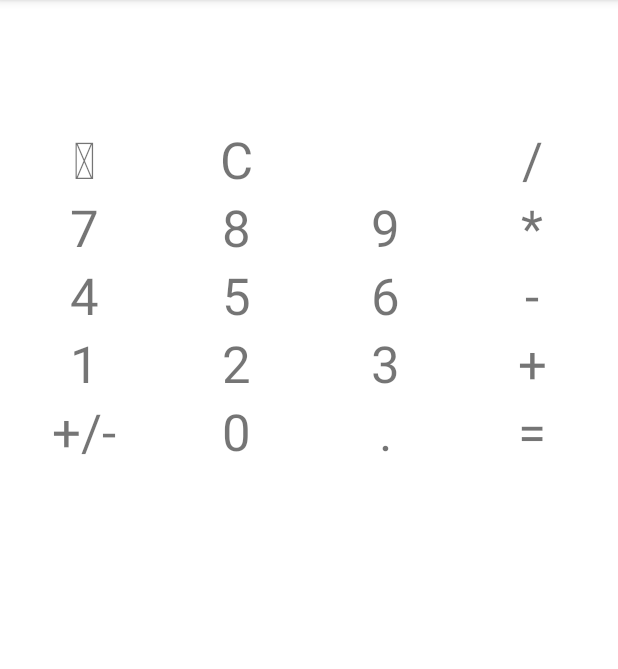
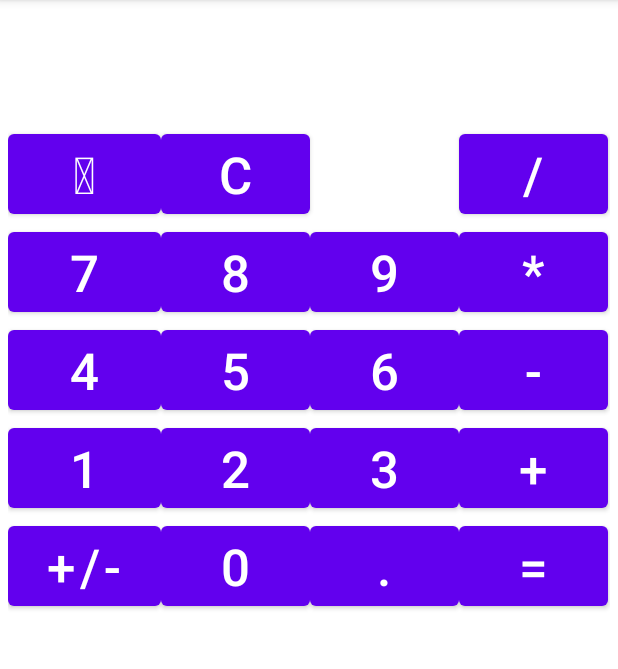
Before and after one commit to mmoulton-nscc/MobiDev, an Android app: the screen it shows after launch (MainActivity), on a phone screen of 412 x 824 dp, the part 84-753 px from its top. Run offline under Robolectric (Android 15) with nearby library versions, the phone set to English and light mode, and no system bars.

Commit message:
buttons duh

```diff
--- a/app/src/main/res/layout/activity_main.xml
+++ b/app/src/main/res/layout/activity_main.xml
@@ -52,16 +52,16 @@
             android:layout_width="match_parent"
             android:layout_height="match_parent">
 
-            <TextView
-                android:id="@+id/textBackspace"
+            <Button
+                android:id="@+id/btnBackspace"
                 android:layout_width="102dp"
                 android:layout_height="wrap_content"
                 android:gravity="center"
                 android:text="@string/txtBackspace"
                 android:textSize="34sp" />
 
-            <TextView
-                android:id="@+id/textClear"
+            <Button
+                android:id="@+id/btnClear"
                 android:layout_width="wrap_content"
                 android:layout_height="wrap_content"
                 android:gravity="center"
@@ -74,10 +74,11 @@
                 android:layout_height="wrap_content"
                 android:gravity="center"
                 android:text=" "
-                android:textSize="34sp" />
+                android:textSize="34sp"
+                android:visibility="invisible" />
 
-            <TextView
-                android:id="@+id/textDivision"
+            <Button
+                android:id="@+id/btnDivision"
                 android:layout_width="wrap_content"
                 android:layout_height="wrap_content"
                 android:gravity="center"
@@ -90,32 +91,32 @@
             android:layout_width="match_parent"
             android:layout_height="match_parent">
 
-            <TextView
-                android:id="@+id/textSeven"
+            <Button
+                android:id="@+id/btnSeven"
                 android:layout_width="wrap_content"
                 android:layout_height="wrap_content"
                 android:gravity="center"
                 android:text="@string/txt7"
                 android:textSize="34sp" />
 
-            <TextView
-                android:id="@+id/textEight"
+            <Button
+                android:id="@+id/btnEight"
                 android:layout_width="wrap_content"
                 android:layout_height="wrap_content"
                 android:gravity="center"
                 android:text="@string/txt8"
                 android:textSize="34sp" />
 
-            <TextView
-                android:id="@+id/textNine"
+            <Button
+                android:id="@+id/btntNine"
                 android:layout_width="wrap_content"
                 android:layout_height="wrap_content"
                 android:gravity="center"
                 android:text="@string/txt9"
                 android:textSize="34sp" />
 
-            <TextView
-                android:id="@+id/textMultiply"
+            <Button
+                android:id="@+id/btnMultiply"
                 android:layout_width="wrap_content"
                 android:layout_height="wrap_content"
                 android:gravity="center"
@@ -128,32 +129,32 @@
             android:layout_width="match_parent"
             android:layout_height="match_parent">
 
-            <TextView
-                android:id="@+id/textFour"
+            <Button
+                android:id="@+id/btnFour"
                 android:layout_width="wrap_content"
                 android:layout_height="wrap_content"
                 android:gravity="center"
                 android:text="@string/txt4"
                 android:textSize="34sp" />
 
-            <TextView
-                android:id="@+id/textFive"
+            <Button
+                android:id="@+id/btnFive"
                 android:layout_width="wrap_content"
                 android:layout_height="wrap_content"
                 android:gravity="center"
                 android:text="@string/txt5"
                 android:textSize="34sp" />
 
-            <TextView
-                android:id="@+id/textSix"
+            <Button
+                android:id="@+id/btnSix"
                 android:layout_width="wrap_content"
                 android:layout_height="wrap_content"
                 android:gravity="center"
                 android:text="@string/txt6"
                 android:textSize="34sp" />
 
-            <TextView
-                android:id="@+id/textMinus"
+            <Button
+                android:id="@+id/btnMinus"
                 android:layout_width="wrap_content"
                 android:layout_height="wrap_content"
                 android:gravity="center"
@@ -166,32 +167,32 @@
             android:layout_width="match_parent"
             android:layout_height="match_parent">
 
-            <TextView
-                android:id="@+id/textOne"
+            <Button
+                android:id="@+id/btnOne"
                 android:layout_width="wrap_content"
                 android:layout_height="wrap_content"
                 android:gravity="center"
                 android:text="@string/txt1"
                 android:textSize="34sp" />
 
-            <TextView
-                android:id="@+id/textTwo"
+            <Button
+                android:id="@+id/btnTwo"
                 android:layout_width="wrap_content"
                 android:layout_height="wrap_content"
                 android:gravity="center"
                 android:text="@string/txt2"
                 android:textSize="34sp" />
 
-            <TextView
-                android:id="@+id/textThree"
+            <Button
+                android:id="@+id/btnThree"
                 android:layout_width="wrap_content"
                 android:layout_height="wrap_content"
                 android:gravity="center"
                 android:text="@string/txt3"
                 android:textSize="34sp" />
 
-            <TextView
-                android:id="@+id/textPlus"
+            <Button
+                android:id="@+id/btnPlus"
                 android:layout_width="wrap_content"
                 android:layout_height="wrap_content"
                 android:gravity="center"
@@ -204,32 +205,32 @@
             android:layout_width="match_parent"
             android:layout_height="match_parent">
 
-            <TextView
-                android:id="@+id/textFlip"
+            <Button
+                android:id="@+id/btnFlip"
                 android:layout_width="wrap_content"
                 android:layout_height="wrap_content"
                 android:gravity="center"
                 android:text="@string/txtFlip"
                 android:textSize="34sp" />
 
-            <TextView
-                android:id="@+id/textZero"
+            <Button
+                android:id="@+id/btnZero"
                 android:layout_width="wrap_content"
                 android:layout_height="wrap_content"
                 android:gravity="center"
                 android:text="@string/txt0"
                 android:textSize="34sp" />
 
-            <TextView
-                android:id="@+id/textDecimal"
+            <Button
+                android:id="@+id/btnDecimal"
                 android:layout_width="wrap_content"
                 android:layout_height="wrap_content"
                 android:gravity="center"
                 android:text="@string/txtDecimal"
                 android:textSize="34sp" />
 
-            <TextView
-                android:id="@+id/textEquals"
+            <Button
+                android:id="@+id/btnEquals"
                 android:layout_width="wrap_content"
                 android:layout_height="wrap_content"
                 android:gravity="center"
```
